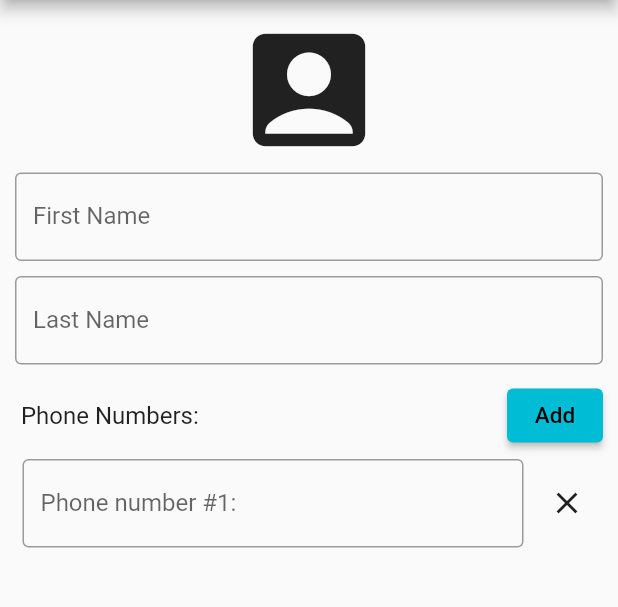
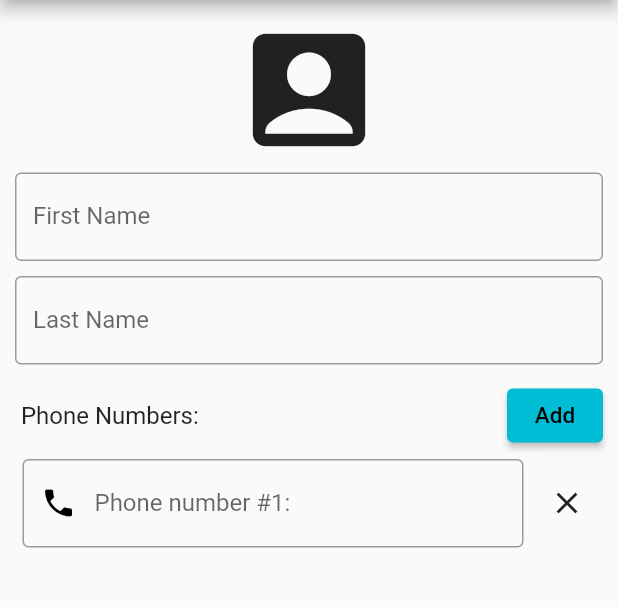
Before and after one commit to AY2020-2021-CpE-OJT/CanadaW5-APP, a Flutter app: the NewContact screen opened directly, on a phone screen of 412 x 824 dp, the part 84-691 px from its top. Run offline on Flutter 3.47's test engine with Material 2 defaults, Android fonts, the phone set to English and light mode, and no system bars; network calls fail.

Commit message:
add prefix icon to phonenumbers field

```diff
--- a/lib/createNewContactScreen.dart
+++ b/lib/createNewContactScreen.dart
@@ -196,6 +196,7 @@ class _NewContactState extends State<NewContact> {
                             child: TextFormField(
                               controller: numberController[index],
                               decoration: InputDecoration(
+                                prefixIcon: Icon(Icons.phone, color: Colors.black),
                                 labelText: "Phone number #${index + 1}:",
                                 hintText: "0",
                                 border: OutlineInputBorder(),
--- a/lib/updateContacts.dart
+++ b/lib/updateContacts.dart
@@ -201,6 +201,7 @@ class _UpdateContactPageState extends State<UpdateContactPage>{
                                           child: TextFormField(
                                             controller: numbersEditController[index],
                                             decoration: InputDecoration(
+                                              prefixIcon: Icon(Icons.phone, color: Colors.black),
                                               hintText: snapshot.data!.phoneNumbers[index].toString(),
                                               border: OutlineInputBorder(),
                                             ),
@@ -231,6 +232,7 @@ class _UpdateContactPageState extends State<UpdateContactPage>{
                                         child: TextFormField(
                                           controller: numbersEditController[index],
                                           decoration: InputDecoration(
+                                            prefixIcon: Icon(Icons.phone, color: Colors.black),
                                             hintText: "0",
                                             border: OutlineInputBorder(),
                                           ),
```
